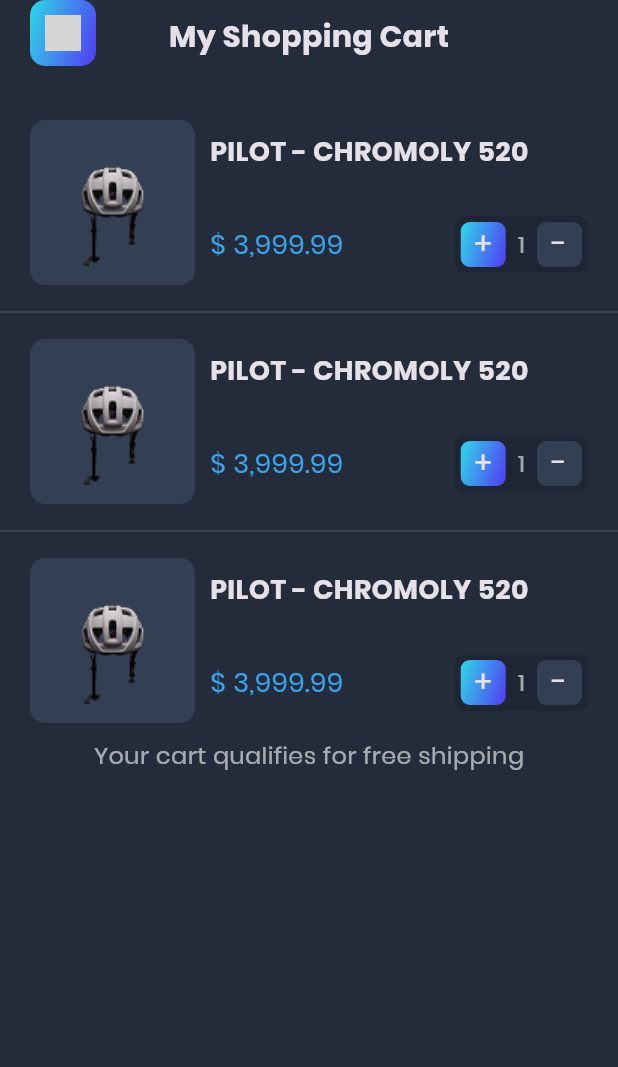
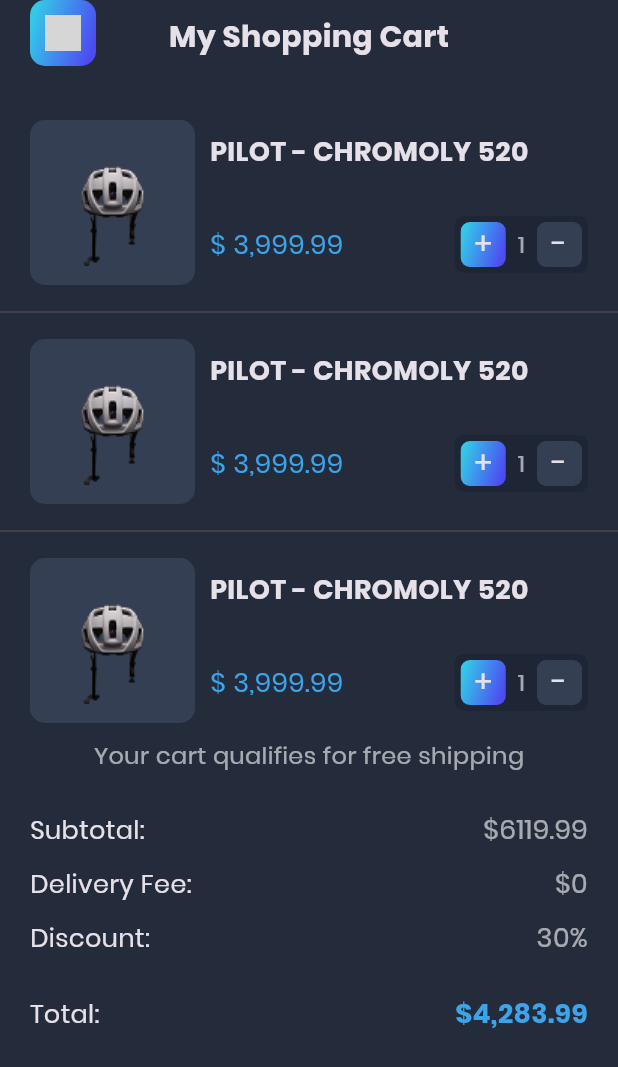
Before and after one commit to amirsalarrabaniha/online_bike_shopping, a Flutter app: the BasketPage screen opened directly, on a phone screen of 412 x 824 dp. Shown: the top 1067 px of the screen. Run offline on Flutter 3.47's test engine with Material 3 defaults, Android fonts, the phone set to English and light mode, and no system bars; drawn by our look-alikes of flutter_bounceable; our stand-ins replace dio, equatable, flutter_riverpod, flutter_svg, freezed_annotation, simple_gradient_text; grey boxes are pictures that could not be loaded.

Commit message:
completed basket page

```diff
--- a/lib/features/news/presentation/pages/basket_page.dart
+++ b/lib/features/news/presentation/pages/basket_page.dart
@@ -34,10 +34,44 @@ class BasketPage extends StatelessWidget {
                 fontSize: 16,
                 color: AppColors.secondaryTextColor,
               ),
-            )
+            ),
+            SizedBox(height: 20),
+            _getBasketDetailCard('Subtotal:', '\$6119.99'),
+            _getBasketDetailCard('Delivery Fee:', '\$0'),
+            _getBasketDetailCard('Discount:', '30%'),
+            _getBasketDetailCard('Total:', '\$4,283.99', isBold: true),
           ],
         ),
       ),
     );
   }
+
+  _getBasketDetailCard(key, value, {isBold = false}) => Padding(
+        padding:
+            EdgeInsets.symmetric(horizontal: 20, vertical: isBold ? 20 : 5),
+        child: Row(
+          children: [
+            Expanded(
+              child: Text(
+                key,
+                style: TextStyle(
+                  fontSize: 17,
+                ),
+              ),
+            ),
+            Expanded(
+              child: Text(
+                value,
+                style: TextStyle(
+                    fontSize: 18,
+                    color: isBold
+                        ? AppColors.colorTextGradiantFrom
+                        : AppColors.secondaryTextColor,
+                    fontWeight: isBold ? FontWeight.bold : null),
+                textAlign: TextAlign.right,
+              ),
+            ),
+          ],
+        ),
+      );
 }
--- a/lib/features/news/widgets/basket_card.dart
+++ b/lib/features/news/widgets/basket_card.dart
@@ -3,7 +3,6 @@ import 'package:flutter_news_mvvm/core/theme/app_colors.dart';
 import 'package:flutter_news_mvvm/core/theme/app_gradient.dart';
 import 'package:flutter_news_mvvm/core/theme/app_radius.dart';
 import 'package:flutter_news_mvvm/core/utils/random_image.dart';
-import 'package:solar_icons/solar_icons.dart';
 
 class BasketCard extends StatelessWidget {
   const BasketCard({super.key});
@@ -94,7 +93,7 @@ class BasketCard extends StatelessWidget {
                 ],
               ),
             ],
-          ))
+          )),
         ],
       ),
     );
```
